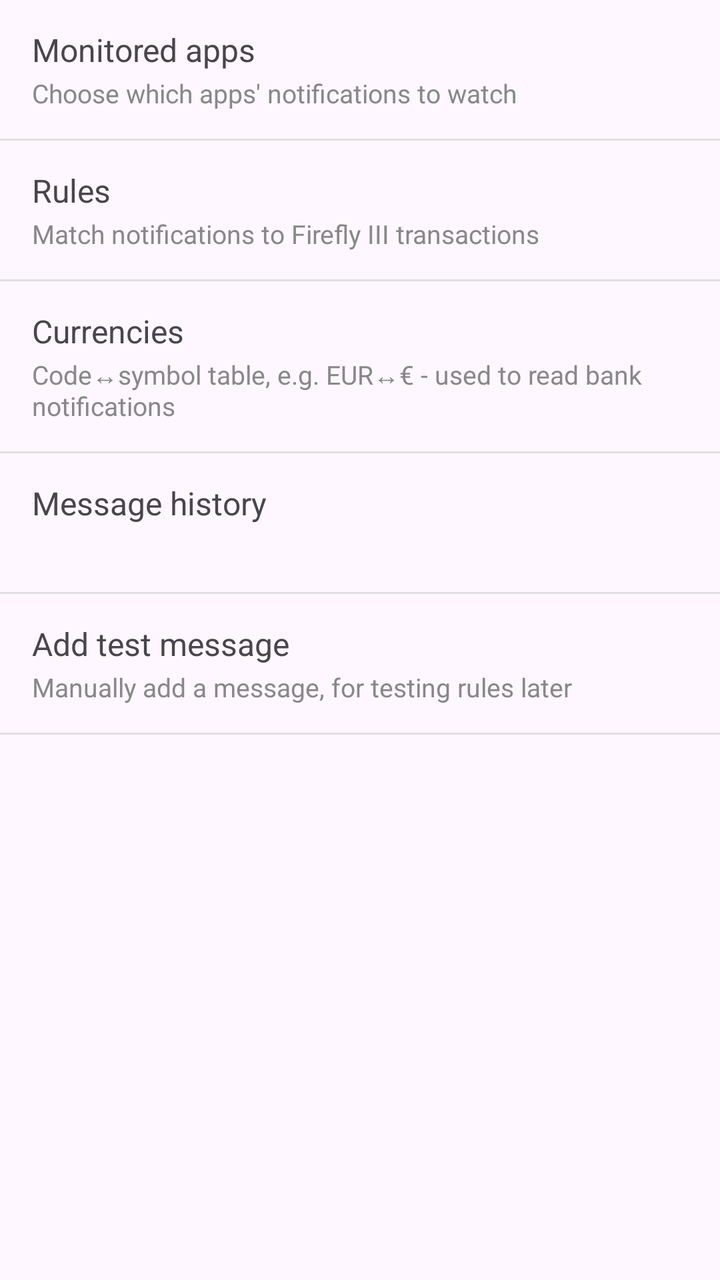
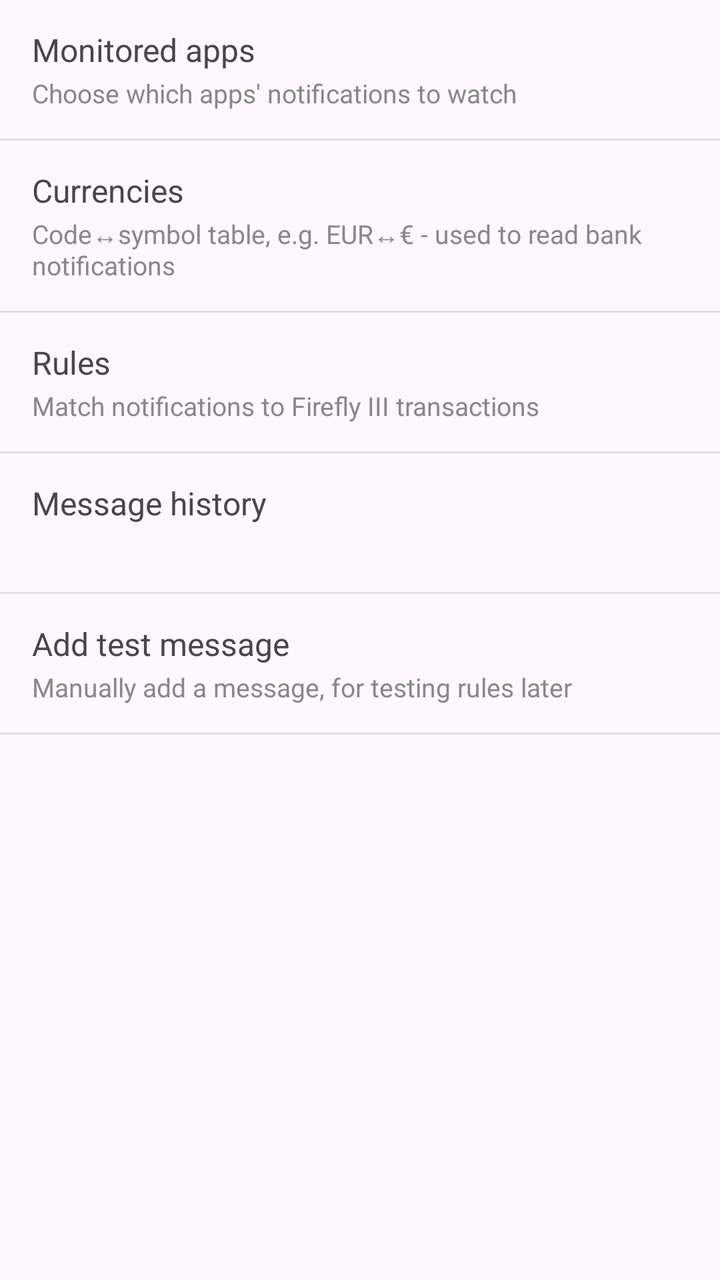

Screens rendered from an Android XML layout before and after an edit, with the pre-edit source and the edit as a unified diff.
<!-- AndroidManifest.xml: application theme Theme.FfNotifyImporter -->
<!-- res/layout/fragment_settings_root.xml -->
<?xml version="1.0" encoding="utf-8"?>
<LinearLayout xmlns:android="http://schemas.android.com/apk/res/android"
    android:layout_width="match_parent"
    android:layout_height="match_parent"
    android:orientation="vertical">

    <LinearLayout
        android:id="@+id/rowMonitoredApps"
        android:layout_width="match_parent"
        android:layout_height="wrap_content"
        android:background="?attr/selectableItemBackground"
        android:clickable="true"
        android:focusable="true"
        android:orientation="vertical"
        android:paddingStart="16dp"
        android:paddingTop="14dp"
        android:paddingEnd="16dp"
        android:paddingBottom="14dp">

        <TextView
            android:layout_width="match_parent"
            android:layout_height="wrap_content"
            android:text="@string/settings_monitored_apps_title"
            android:textSize="16sp" />

        <TextView
            android:layout_width="match_parent"
            android:layout_height="wrap_content"
            android:layout_marginTop="2dp"
            android:text="@string/settings_monitored_apps_subtitle"
            android:textColor="#888888"
            android:textSize="13sp" />

    </LinearLayout>

    <View
        android:layout_width="match_parent"
        android:layout_height="1dp"
        android:background="#E0E0E0" />

    <LinearLayout
        android:id="@+id/rowRules"
        android:layout_width="match_parent"
        android:layout_height="wrap_content"
        android:background="?attr/selectableItemBackground"
        android:clickable="true"
        android:focusable="true"
        android:orientation="vertical"
        android:paddingStart="16dp"
        android:paddingTop="14dp"
        android:paddingEnd="16dp"
        android:paddingBottom="14dp">

        <TextView
            android:layout_width="match_parent"
            android:layout_height="wrap_content"
            android:text="@string/settings_rules_title"
            android:textSize="16sp" />

        <TextView
            android:layout_width="match_parent"
            android:layout_height="wrap_content"
            android:layout_marginTop="2dp"
            android:text="@string/settings_rules_subtitle"
            android:textColor="#888888"
            android:textSize="13sp" />

    </LinearLayout>

    <View
        android:layout_width="match_parent"
        android:layout_height="1dp"
        android:background="#E0E0E0" />

    <LinearLayout
        android:id="@+id/rowCurrencies"
        android:layout_width="match_parent"
        android:layout_height="wrap_content"
        android:background="?attr/selectableItemBackground"
        android:clickable="true"
        android:focusable="true"
        android:orientation="vertical"
        android:paddingStart="16dp"
        android:paddingTop="14dp"
        android:paddingEnd="16dp"
        android:paddingBottom="14dp">

        <TextView
            android:layout_width="match_parent"
            android:layout_height="wrap_content"
            android:text="@string/settings_currencies_title"
            android:textSize="16sp" />

        <TextView
            android:layout_width="match_parent"
            android:layout_height="wrap_content"
            android:layout_marginTop="2dp"
            android:text="@string/settings_currencies_subtitle"
            android:textColor="#888888"
            android:textSize="13sp" />

    </LinearLayout>

    <View
        android:layout_width="match_parent"
        android:layout_height="1dp"
        android:background="#E0E0E0" />

    <LinearLayout
        android:id="@+id/rowMessageHistory"
        android:layout_width="match_parent"
        android:layout_height="wrap_content"
        android:background="?attr/selectableItemBackground"
        android:clickable="true"
        android:focusable="true"
        android:orientation="vertical"
        android:paddingStart="16dp"
        android:paddingTop="14dp"
        android:paddingEnd="16dp"
        android:paddingBottom="14dp">

        <TextView
            android:layout_width="match_parent"
            android:layout_height="wrap_content"
            android:text="@string/settings_message_history_title"
            android:textSize="16sp" />

        <TextView
            android:id="@+id/rowMessageHistorySubtitle"
            android:layout_width="match_parent"
            android:layout_height="wrap_content"
            android:layout_marginTop="2dp"
            android:textColor="#888888"
            android:textSize="13sp" />

    </LinearLayout>

    <View
        android:layout_width="match_parent"
        android:layout_height="1dp"
        android:background="#E0E0E0" />

    <LinearLayout
        android:id="@+id/rowAddTestMessage"
        android:layout_width="match_parent"
        android:layout_height="wrap_content"
        android:background="?attr/selectableItemBackground"
        android:clickable="true"
        android:focusable="true"
        android:orientation="vertical"
        android:paddingStart="16dp"
        android:paddingTop="14dp"
        android:paddingEnd="16dp"
        android:paddingBottom="14dp">

        <TextView
            android:layout_width="match_parent"
            android:layout_height="wrap_content"
            android:text="@string/settings_add_test_message_title"
            android:textSize="16sp" />

        <TextView
            android:layout_width="match_parent"
            android:layout_height="wrap_content"
            android:layout_marginTop="2dp"
            android:text="@string/settings_add_test_message_subtitle"
            android:textColor="#888888"
            android:textSize="13sp" />

    </LinearLayout>

    <View
        android:layout_width="match_parent"
        android:layout_height="1dp"
        android:background="#E0E0E0" />

</LinearLayout>
<!-- resources referenced by this layout -->
<resources>
  <string name="settings_add_test_message_subtitle">Manually add a message, for testing rules later</string>
  <string name="settings_add_test_message_title">Add test message</string>
  <string name="settings_currencies_subtitle">Code↔symbol table, e.g. EUR↔€ - used to read bank notifications</string>
  <string name="settings_currencies_title">Currencies</string>
  <string name="settings_message_history_title">Message history</string>
  <string name="settings_monitored_apps_subtitle">Choose which apps\' notifications to watch</string>
  <string name="settings_monitored_apps_title">Monitored apps</string>
  <string name="settings_rules_subtitle">Match notifications to Firefly III transactions</string>
  <string name="settings_rules_title">Rules</string>
  <style name="Theme.FfNotifyImporter" parent="Theme.Material3.DayNight.NoActionBar" />
</resources>

<!-- the commit's change to res/layout/fragment_settings_root.xml (unified diff, before → after) -->
@@ -39,6 +39,40 @@
         android:background="#E0E0E0" />
 
     <LinearLayout
+        android:id="@+id/rowCurrencies"
+        android:layout_width="match_parent"
+        android:layout_height="wrap_content"
+        android:background="?attr/selectableItemBackground"
+        android:clickable="true"
+        android:focusable="true"
+        android:orientation="vertical"
+        android:paddingStart="16dp"
+        android:paddingTop="14dp"
+        android:paddingEnd="16dp"
+        android:paddingBottom="14dp">
+
+        <TextView
+            android:layout_width="match_parent"
+            android:layout_height="wrap_content"
+            android:text="@string/settings_currencies_title"
+            android:textSize="16sp" />
+
+        <TextView
+            android:layout_width="match_parent"
+            android:layout_height="wrap_content"
+            android:layout_marginTop="2dp"
+            android:text="@string/settings_currencies_subtitle"
+            android:textColor="#888888"
+            android:textSize="13sp" />
+
+    </LinearLayout>
+
+    <View
+        android:layout_width="match_parent"
+        android:layout_height="1dp"
+        android:background="#E0E0E0" />
+
+    <LinearLayout
         android:id="@+id/rowRules"
         android:layout_width="match_parent"
         android:layout_height="wrap_content"
@@ -62,40 +96,6 @@
             android:layout_height="wrap_content"
             android:layout_marginTop="2dp"
             android:text="@string/settings_rules_subtitle"
-            android:textColor="#888888"
-            android:textSize="13sp" />
-
-    </LinearLayout>
-
-    <View
-        android:layout_width="match_parent"
-        android:layout_height="1dp"
-        android:background="#E0E0E0" />
-
-    <LinearLayout
-        android:id="@+id/rowCurrencies"
-        android:layout_width="match_parent"
-        android:layout_height="wrap_content"
-        android:background="?attr/selectableItemBackground"
-        android:clickable="true"
-        android:focusable="true"
-        android:orientation="vertical"
-        android:paddingStart="16dp"
-        android:paddingTop="14dp"
-        android:paddingEnd="16dp"
-        android:paddingBottom="14dp">
-
-        <TextView
-            android:layout_width="match_parent"
-            android:layout_height="wrap_content"
-            android:text="@string/settings_currencies_title"
-            android:textSize="16sp" />
-
-        <TextView
-            android:layout_width="match_parent"
-            android:layout_height="wrap_content"
-            android:layout_marginTop="2dp"
-            android:text="@string/settings_currencies_subtitle"
             android:textColor="#888888"
             android:textSize="13sp" />
 
